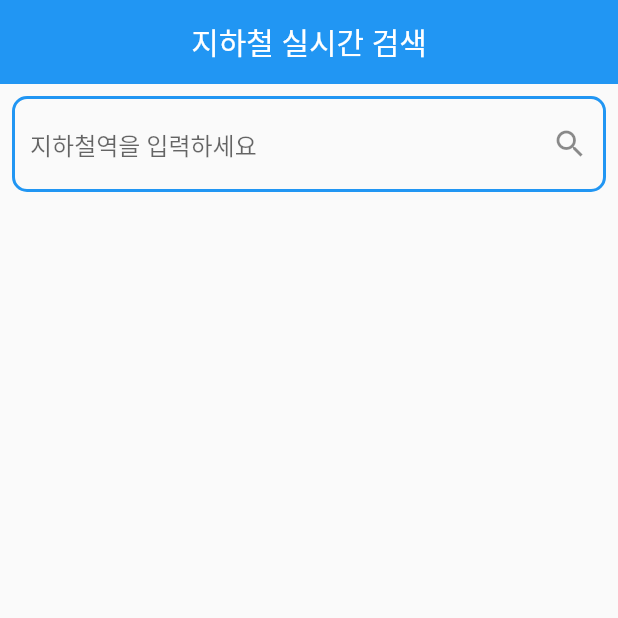
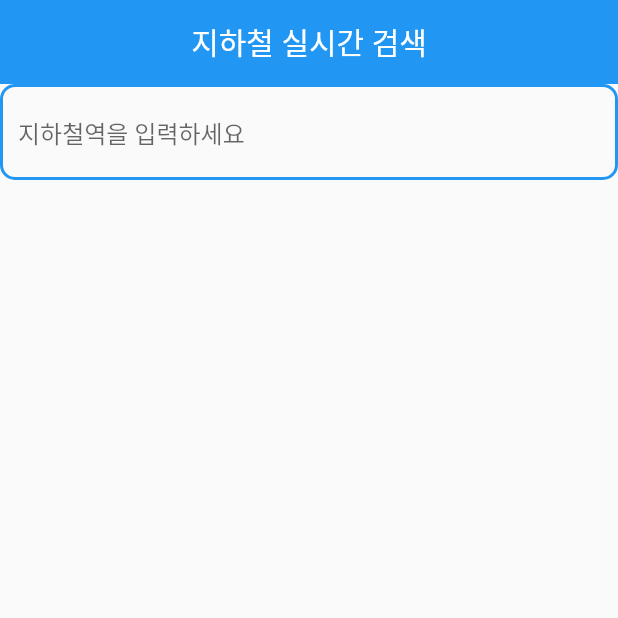
Before and after one commit to teddyjune/subway_search_app, a Flutter app: the screen it shows after launch, on a phone screen of 412 x 824 dp, the top half of it. Run offline on Flutter 3.47's test engine with Material 2 defaults, Android fonts, the phone set to English and light mode, and no system bars; network calls fail.

```diff
--- /dev/null
+++ b/lib/debounce.dart
@@ -0,0 +1,14 @@
+import 'package:flutter/foundation.dart';
+import 'dart:async';
+
+class Debounce {
+  final int milliseconds;
+  Timer? _timer;
+
+  Debounce({required this.milliseconds});
+
+  run(VoidCallback action) {
+    _timer?.cancel();
+    _timer = Timer(Duration(milliseconds: milliseconds), action);
+  }
+}
--- a/lib/main.dart
+++ b/lib/main.dart
@@ -1,6 +1,6 @@
 import 'package:flutter/material.dart';
 import 'package:provider/provider.dart';
-import 'package:subway_search_app/subway_realtime_search_screen.dart';
+import 'package:subway_search_app/subway_search_screen.dart';
 import 'package:subway_search_app/subway_view_model.dart';
 
 void main() {
--- a/lib/subway_api.dart
+++ b/lib/subway_api.dart
@@ -25,6 +25,9 @@ class SubwayApi {
     String jsonString = response.body;
 
     Map<String, dynamic> json = jsonDecode(jsonString);
+    if (json['realtimeArrivalList'] == null) {
+      return List.empty();
+    }
     Iterable realtimeArrivalList = json['realtimeArrivalList'];
     return realtimeArrivalList.map((e) => Subway.fromJson(e)).toList();
   }
--- a/lib/subway_realtime_search_screen.dart
+++ b/lib/subway_search_screen.dart
@@ -1,5 +1,6 @@
 import 'package:flutter/material.dart';
 import 'package:provider/provider.dart';
+import 'package:subway_search_app/debounce.dart';
 import 'package:subway_search_app/subway.dart';
 import 'package:subway_search_app/subway_view_model.dart';
 
@@ -14,6 +15,7 @@ class SubwayRealtimeSearchScreen extends StatefulWidget {
 class _SubwayRealtimeSearchScreenState
     extends State<SubwayRealtimeSearchScreen> {
   final _controller = TextEditingController();
+  final _debounce = Debounce(milliseconds: 500);
 
   @override
   void dispose() {
@@ -33,23 +35,16 @@ class _SubwayRealtimeSearchScreenState
         ),
       ),
       body: Column(children: [
-        Padding(
-          padding: const EdgeInsets.all(8.0),
-          child: TextField(
+        TextField(
           controller: _controller,
+          onChanged: _debounce.run(() => viewModel.fetchInfo(_controller.text)),
           decoration: InputDecoration(
             enabledBorder: OutlineInputBorder(
               borderRadius: const BorderRadius.all(Radius.circular(10)),
               borderSide: BorderSide(
                   color: Theme.of(context).colorScheme.primary, width: 2),
             ),
-              suffixIcon: GestureDetector(
-                  onTap: () {
-                    viewModel.fetchInfo(_controller.text);
-                  },
-                  child: const Icon(Icons.search)),
             hintText: '지하철역을 입력하세요',
-            ),
           ),
         ),
         Expanded(
```
Lines whose indentation alone changed are shown as unchanged.
